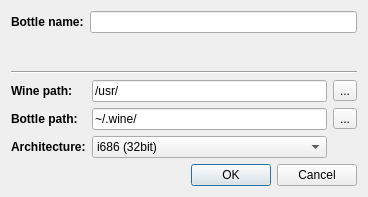
The window that wbcreate.ui (sr-tream/WineBottle) describes before a commit, drawn with Qt 5.
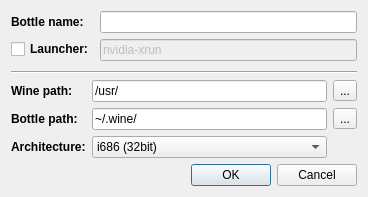
The same window after the commit.

Commit message: Add support launcher for wine (eg nvidia-xrun)

Patch:
```diff
--- a/wbcreate.ui
+++ b/wbcreate.ui
@@ -40,6 +40,29 @@
        <item row="0" column="1">
         <widget class="QLineEdit" name="bottle_name"/>
        </item>
+       <item row="1" column="1">
+        <widget class="QLineEdit" name="launcher">
+         <property name="enabled">
+          <bool>false</bool>
+         </property>
+         <property name="text">
+          <string>nvidia-xrun</string>
+         </property>
+        </widget>
+       </item>
+       <item row="1" column="0">
+        <widget class="QCheckBox" name="cb_launcher">
+         <property name="font">
+          <font>
+           <weight>75</weight>
+           <bold>true</bold>
+          </font>
+         </property>
+         <property name="text">
+          <string>Launcher:</string>
+         </property>
+        </widget>
+       </item>
       </layout>
      </item>
      <item>
```
Left out of the diff: 19 changed lines with no effect on the pictures. The commit also changes 4 other files.
